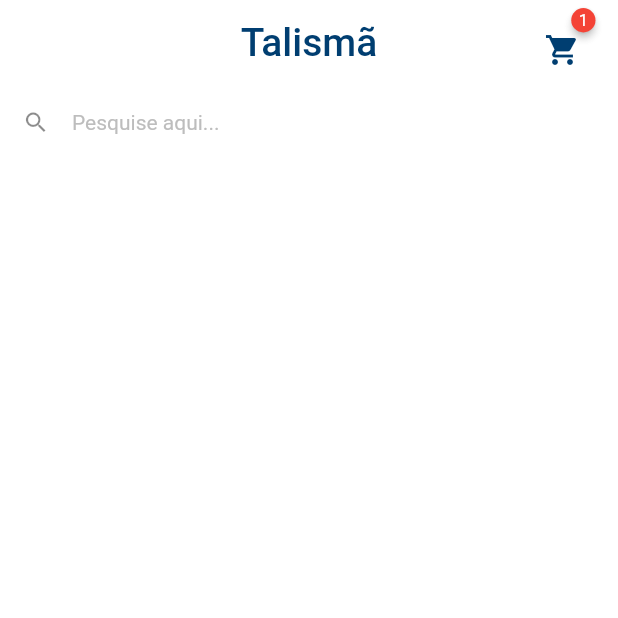
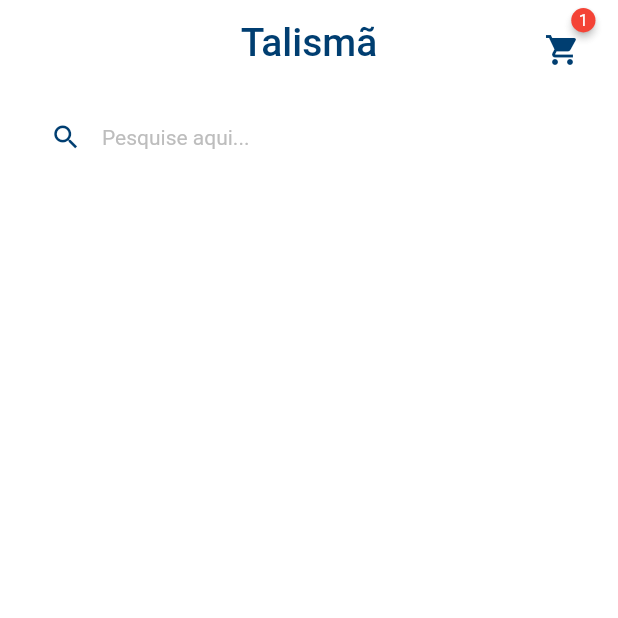
Before and after one commit to MatheusBrandao525/loja_online_com_flutter, a Flutter app: the HomeTab screen opened directly, on a phone screen of 412 x 824 dp, the top half of it. Run offline on Flutter 3.47's test engine with Material 2 defaults, Android fonts, the phone set to English and light mode, and no system bars; drawn by our look-alikes of badges; our stand-ins replace animated_text_kit, mask_text_input_formatter.

Commit message:
Finalizando a Badge e campo de pesquisa.

```diff
--- a/lib/src/home/home_tab.dart
+++ b/lib/src/home/home_tab.dart
@@ -56,7 +56,12 @@ class HomeTab extends StatelessWidget {
       body: Column(
         children: [
           // Campo pesquisa
-          TextFormField(
+          Padding(
+            padding: const EdgeInsets.symmetric(
+              horizontal: 20,
+              vertical: 10,
+            ),
+            child: TextFormField(
               decoration: InputDecoration(
                 filled: true,
                 fillColor: Colors.white,
@@ -66,12 +71,17 @@ class HomeTab extends StatelessWidget {
                   color: Colors.grey.shade400,
                   fontSize: 14,
                 ),
-              prefixIcon: const Icon(Icons.search),
+                prefixIcon: const Icon(
+                  Icons.search,
+                  color: Color.fromARGB(255, 0, 62, 113),
+                  size: 21,
+                ),
                 border: OutlineInputBorder(
                   borderRadius: BorderRadius.circular(60),
                   borderSide: const BorderSide(
                     width: 0,
                     style: BorderStyle.none,
+                  ),
                 ),
               ),
             ),
```
Lines whose indentation alone changed are shown as unchanged.
